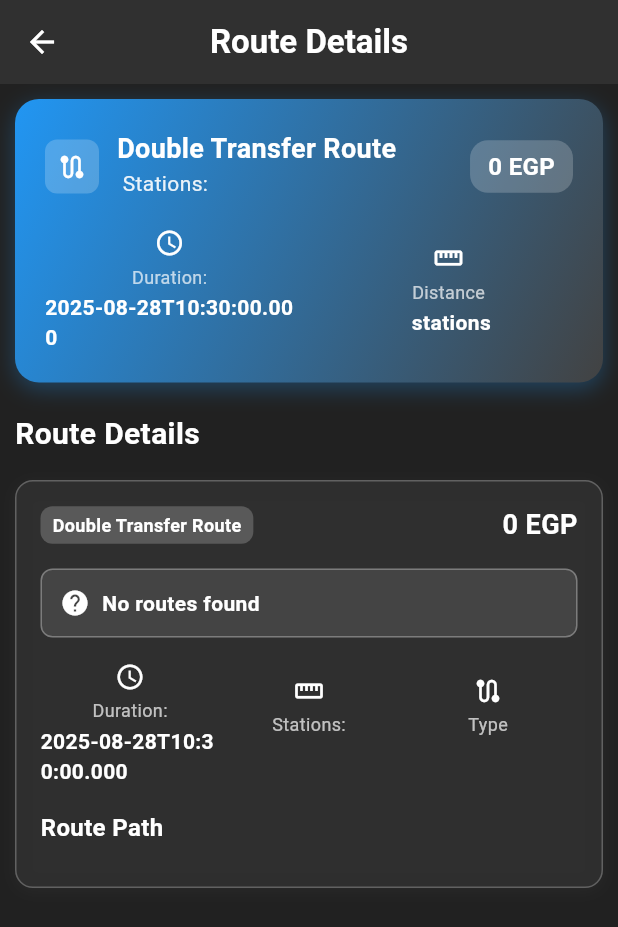
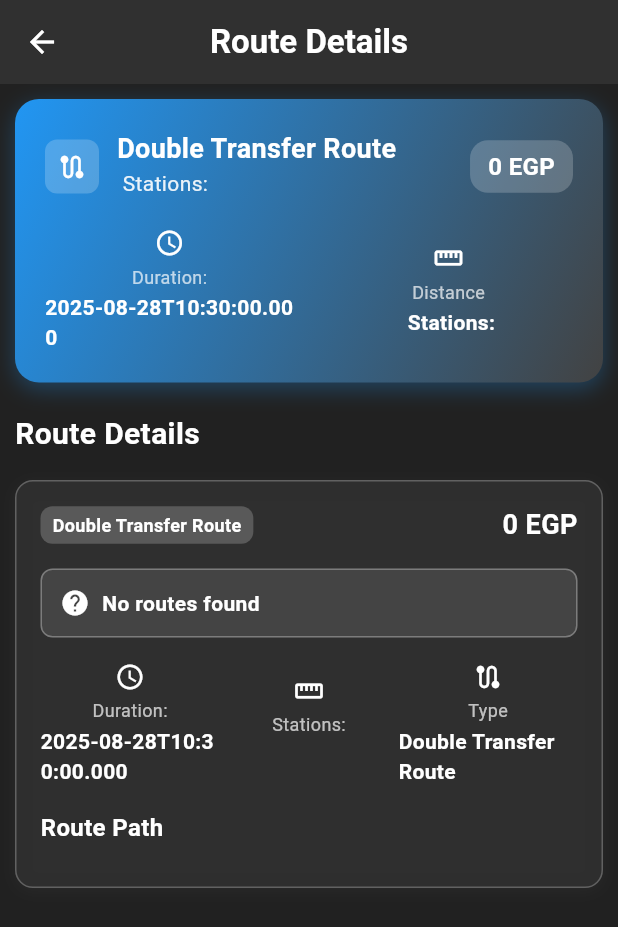
Before and after one commit to mohaaHeiba/Metro_Guide, a Flutter app: the DetailsPage screen opened directly with empty values, on a phone screen of 412 x 824 dp. Shown: the top 927 px of the screen. Run offline on Flutter 3.47's test engine with Material 3 defaults, Android fonts, the phone set to English and light mode, and no system bars; our stand-ins replace cached_network_image, floor, flutter_cache_manager, flutter_map, geocoding, geolocator and 4 more; accounts and stored records are empty; generated files the repository leaves out were written again; statements that could not run were skipped.

Commit message:
I wanna die also localization

```diff
--- a/lib/l10n/intl_ar.arb
+++ b/lib/l10n/intl_ar.arb
@@ -54,6 +54,8 @@
     "start":"البداية",
     "end":"النهاية",
     "transfer_at":"تحول من ",
+    "symbol":"←",
+
 
 
   "instructions page":"______________________________________________________________________",
--- a/lib/l10n/intl_en.arb
+++ b/lib/l10n/intl_en.arb
@@ -53,6 +53,7 @@
     "start":"START",
     "end":"END",
     "transfer_at":"TRANSFER at",
+    "symbol":"→",
 
 
   "instructions page":"______________________________________________________________________",
--- a/lib/presentation/pages/details/details_page.dart
+++ b/lib/presentation/pages/details/details_page.dart
@@ -132,10 +132,10 @@ class DetailsPage extends StatelessWidget {
       directionText = '${S.of(context).towards}: ${route['direction']}';
     } else if (route['type'] == 'TRANSFER') {
       directionText =
-          '${S.of(context).towards} ${route['direction1']} → ${route['direction2']}';
+          '${S.of(context).towards}: ${route['direction1']} ${S.of(context).symbol} ${route['direction2']}';
     } else if (route['type'] == '2 TRANSFER') {
       directionText =
-          '${S.of(context).towards}: ${route['direction1']} → ${route['direction2']} → ${route['direction3']}';
+          '${S.of(context).towards}: ${route['direction1']} ${S.of(context).symbol} ${route['direction2']} ${S.of(context).symbol} ${route['direction3']}';
     } else {
       directionIcon = Icons.help;
       directionText = S.of(context).no_routes_found;
@@ -194,7 +194,11 @@ class DetailsPage extends StatelessWidget {
           child: buildInfoItem(
             Icons.route,
             S.of(context).type,
-            route['type'],
+            route['type'] == 'DIRECT'
+                ? S.of(context).direct_route
+                : route['type'] == 'TRANSFER'
+                ? S.of(context).tranfers
+                : S.of(context).tranfers_2,
             Theme.of(context).colorScheme.primary,
           ),
         ),
--- a/lib/presentation/pages/settings/settings_page.dart
+++ b/lib/presentation/pages/settings/settings_page.dart
@@ -23,7 +23,7 @@ class SettingsPage extends StatelessWidget {
             Obx(
               () => SwitchListTile(
                 title: Text(S.of(context).dark_mode),
-                value: !controller.isDarkMode.value,
+                value: controller.isDarkMode.value,
                 onChanged: (value) => controller.toggleTheme(),
                 secondary: const Icon(Icons.brightness_6),
               ),
--- a/lib/presentation/widgets/details_widgets/summarycard_widget.dart
+++ b/lib/presentation/widgets/details_widgets/summarycard_widget.dart
@@ -105,7 +105,7 @@ Widget summaryCardWidget(Map<String, dynamic> route, BuildContext context) {
               child: buildInfoItem(
                 Icons.straighten,
                 S.of(context).distance,
-                '${route['totalStations']} stations',
+                '${route['totalStations']} ${S.of(context).stations}',
                 Theme.of(context).colorScheme.primary,
               ),
             ),
```
Also changed, not shown: lib/generated/intl/messages_ar.dart, lib/generated/intl/messages_en.dart, lib/generated/l10n.dart.
